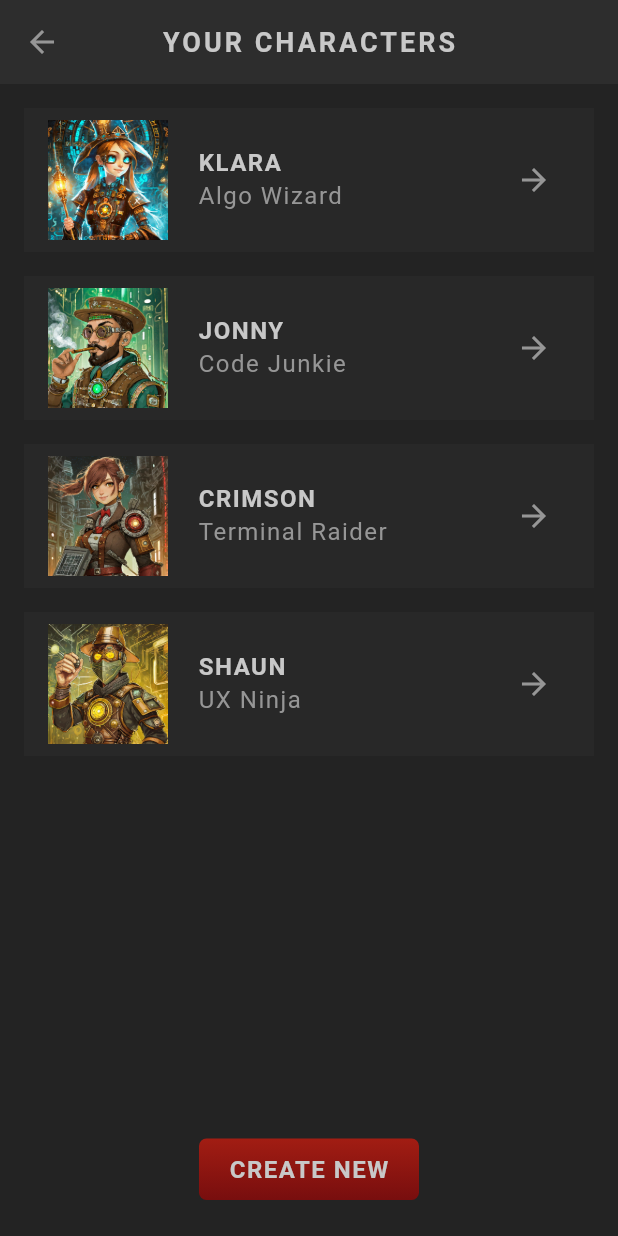
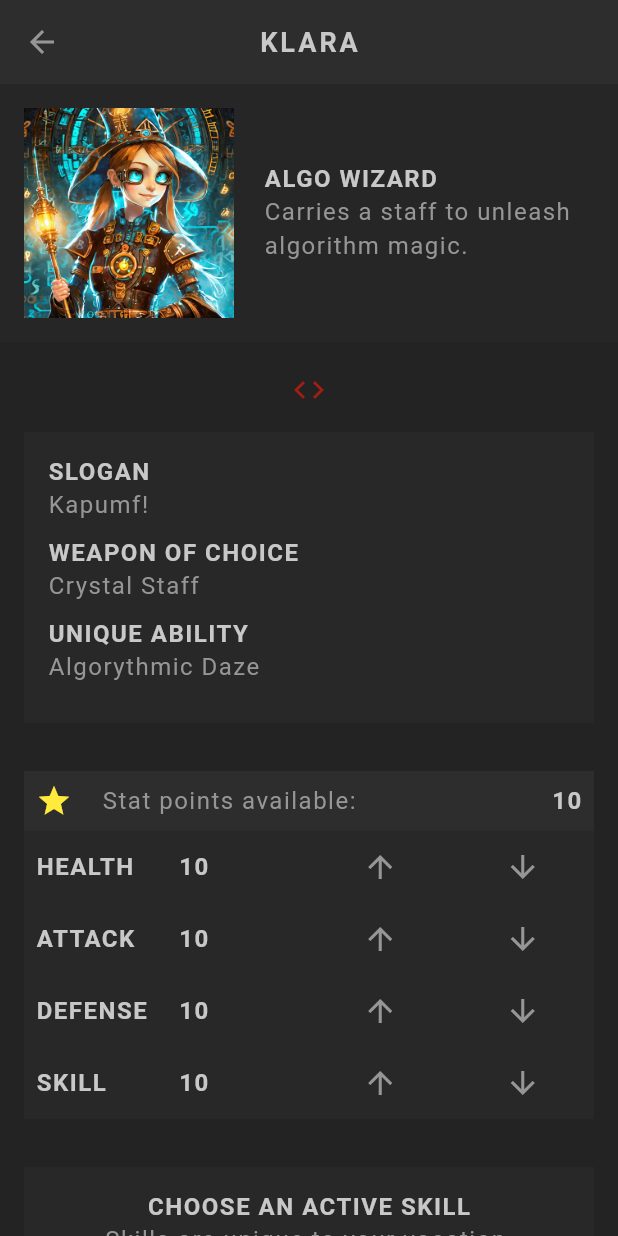
Before and after one commit to hanankadry/characters_cards, a Flutter app: the Home screen opened directly, after a tap on the "arrow forward" icon, on a phone screen of 412 x 824 dp. Run offline on Flutter 3.47's test engine with Material 3 defaults, Android fonts, the phone set to English and light mode, and no system bars; our stand-ins replace google_fonts; Roboto replaces fonts that are missing (Kanit).

Commit message:
adding profile

```diff
--- a/lib/main.dart
+++ b/lib/main.dart
@@ -1,9 +1,9 @@
-import 'package:characters_cards/screens/create/create.dart';
+import 'package:characters_cards/screens/home/home.dart';
 import 'package:characters_cards/theme.dart';
 import 'package:flutter/material.dart';
 
 void main() {
-  runApp(MaterialApp(theme: primaryTheme, home: const Create()));
+  runApp(MaterialApp(theme: primaryTheme, home: const Home()));
 }
 
 // sandbox
--- a/lib/screens/create/create.dart
+++ b/lib/screens/create/create.dart
@@ -1,6 +1,7 @@
 import 'package:characters_cards/models/character.dart';
 import 'package:characters_cards/models/vocation.dart';
 import 'package:characters_cards/screens/create/vocation_card.dart';
+import 'package:characters_cards/screens/home/home.dart';
 import 'package:characters_cards/shared/styled_button.dart';
 import 'package:characters_cards/shared/styled_text.dart';
 import 'package:characters_cards/theme.dart';
@@ -41,11 +42,47 @@
   // submit handler
   void handleSubmit() {
     if (_nameController.text.trim().isEmpty) {
-      // show error in dialog
+      showDialog(
+        context: context,
+        builder: (ctx) {
+          return AlertDialog(
+            title: const StyledHeading('Missing Character Name'),
+            content: const StyledText(
+              'Every good RPG character needs a great name...',
+            ),
+            actions: [
+              StyledButton(
+                onPressed: () {
+                  Navigator.pop(ctx);
+                },
+                child: const StyledHeading('Close'),
+              ),
+            ],
+            actionsAlignment: MainAxisAlignment.center,
+          );
+        },
+      );
+
       return;
     }
     if (_sloganController.text.trim().isEmpty) {
-      // show error in dialog
+      showDialog(
+        context: context,
+        builder: (ctx) {
+          return AlertDialog(
+            title: const StyledHeading('Missing Character Slogan'),
+            content: const StyledText('Remember to add a catchy saying...'),
+            actions: [
+              StyledButton(
+                onPressed: () => Navigator.pop(ctx),
+                child: const StyledHeading('Close'),
+              ),
+            ],
+            actionsAlignment: MainAxisAlignment.center,
+          );
+        },
+      );
+
       return;
     }
 
@@ -57,6 +94,8 @@
         id: uuid.v4(),
       ),
     );
+
+    Navigator.push(context, MaterialPageRoute(builder: (ctx) => const Home()));
   }
 
   @override
--- a/lib/screens/home/character_card.dart
+++ b/lib/screens/home/character_card.dart
@@ -1,4 +1,5 @@
 import 'package:characters_cards/models/character.dart';
+import 'package:characters_cards/screens/profile/profile.dart';
 import 'package:characters_cards/shared/styled_text.dart';
 import 'package:characters_cards/theme.dart';
 import 'package:flutter/material.dart';
@@ -34,7 +35,12 @@
 
             IconButton(
               onPressed: () {
-                // navigate to character profile screen
+                Navigator.push(
+                  context,
+                  MaterialPageRoute(
+                    builder: (ctx) => Profile(character: character),
+                  ),
+                );
               },
               icon: Icon(Icons.arrow_forward, color: AppColors.textColor),
             ),
--- /dev/null
+++ b/lib/screens/profile/profile.dart
@@ -0,0 +1,87 @@
+import 'package:characters_cards/models/character.dart';
+import 'package:characters_cards/screens/profile/skill_list.dart';
+import 'package:characters_cards/screens/profile/stats_table.dart';
+import 'package:characters_cards/shared/styled_text.dart';
+import 'package:characters_cards/theme.dart';
+import 'package:flutter/material.dart';
+
+class Profile extends StatelessWidget {
+  const Profile({super.key, required this.character});
+
+  final Character character;
+
+  @override
+  Widget build(BuildContext context) {
+    return Scaffold(
+      appBar: AppBar(title: StyledTitle(character.name)),
+      body: SingleChildScrollView(
+        child: Column(
+          crossAxisAlignment: CrossAxisAlignment.center,
+          children: [
+            // basic info - image, vocation, description
+            Container(
+              padding: const EdgeInsets.all(16),
+              color: AppColors.secondaryColor.withOpacity(0.3),
+              child: Row(
+                children: [
+                  Image.asset(
+                    'assets/img/vocations/${character.vocation.image}',
+                    width: 140,
+                    height: 140,
+                  ),
+                  const SizedBox(width: 20),
+                  Expanded(
+                    child: Column(
+                      crossAxisAlignment: CrossAxisAlignment.start,
+                      children: [
+                        StyledHeading(character.vocation.title),
+                        StyledText(character.vocation.description),
+                      ],
+                    ),
+                  ),
+                ],
+              ),
+            ),
+
+            // weapon and ability
+            const SizedBox(height: 20),
+            Center(child: Icon(Icons.code, color: AppColors.primaryColor)),
+
+            Padding(
+              padding: const EdgeInsets.all(16),
+              child: Container(
+                width: double.infinity,
+                padding: const EdgeInsets.all(16),
+                color: AppColors.secondaryColor.withOpacity(0.5),
+                child: Column(
+                  crossAxisAlignment: CrossAxisAlignment.start,
+                  children: [
+                    const StyledHeading('Slogan'),
+                    StyledText(character.slogan),
+                    const SizedBox(height: 10),
+                    const StyledHeading('Weapon of Choice'),
+                    StyledText(character.vocation.weapon),
+                    const SizedBox(height: 10),
+                    const StyledHeading('Unique Ability'),
+                    StyledText(character.vocation.ability),
+                    const SizedBox(height: 10),
+                  ],
+                ),
+              ),
+            ),
+
+            // stats & skills
+            Container(
+              alignment: Alignment.center,
+              child: Column(
+                children: [StatsTable(character), SkillList(character)],
+              ),
+            ),
+
+            // save button
+          ],
+        ),
+      ),
+    );
+  }
+}
--- /dev/null
+++ b/lib/screens/profile/skill_list.dart
@@ -0,0 +1,60 @@
+import 'package:characters_cards/models/character.dart';
+import 'package:characters_cards/models/skill.dart';
+import 'package:characters_cards/shared/styled_text.dart';
+import 'package:characters_cards/theme.dart';
+import 'package:flutter/material.dart';
+
+class SkillList extends StatefulWidget {
+  const SkillList(this.character, {super.key});
+
+  final Character character;
+
+  @override
+  State<SkillList> createState() => _SkillListState();
+}
+
+class _SkillListState extends State<SkillList> {
+  late List<Skill> availableSkills;
+
+  @override
+  void initState() {
+    availableSkills = allSkills.where((skill) {
+      return skill.vocation == widget.character.vocation;
+    }).toList();
+
+    super.initState();
+  }
+
+  @override
+  Widget build(BuildContext context) {
+    return Padding(
+      padding: const EdgeInsets.all(16),
+      child: Container(
+        padding: const EdgeInsets.all(16),
+        color: AppColors.secondaryColor.withOpacity(0.5),
+        child: Column(
+          children: [
+            const StyledHeading('Choose an active skill'),
+            const StyledText('Skills are unique to your vocation.'),
+            const SizedBox(height: 20),
+
+            Row(
+              mainAxisAlignment: MainAxisAlignment.center,
+              children: availableSkills.map((skill) {
+                return Container(
+                  margin: const EdgeInsets.all(5),
+                  padding: const EdgeInsets.all(2),
+                  child: Image.asset(
+                    'assets/img/skills/${skill.image}',
+                    width: 70,
+                  ),
+                );
+              }).toList(),
+            ),
+            const SizedBox(height: 10),
+          ],
+        ),
+      ),
+    );
+  }
+}
--- /dev/null
+++ b/lib/screens/profile/stats_table.dart
@@ -0,0 +1,107 @@
+import 'package:characters_cards/models/character.dart';
+import 'package:characters_cards/shared/styled_text.dart';
+import 'package:characters_cards/theme.dart';
+import 'package:flutter/material.dart';
+
+class StatsTable extends StatefulWidget {
+  const StatsTable(this.character, {super.key});
+
+  final Character character;
+
+  @override
+  State<StatsTable> createState() => _StatsTableState();
+}
+
+class _StatsTableState extends State<StatsTable> {
+  @override
+  Widget build(BuildContext context) {
+    return Padding(
+      padding: const EdgeInsets.all(16.0),
+      child: Column(
+        children: [
+          // available points
+          Container(
+            color: AppColors.secondaryColor,
+            padding: const EdgeInsets.all(8),
+            child: Row(
+              children: [
+                Icon(
+                  Icons.star,
+                  color: widget.character.points > 0
+                      ? Colors.yellow
+                      : Colors.grey,
+                ),
+                const SizedBox(width: 20),
+                const StyledText('Stat points available:'),
+                const Expanded(child: SizedBox()),
+                StyledHeading(widget.character.points.toString()),
+              ],
+            ),
+          ),
+
+          // stats table
+          Table(
+            children: widget.character.statsAsFormattedList.map((stat) {
+              return TableRow(
+                decoration: BoxDecoration(
+                  color: AppColors.secondaryColor.withOpacity(0.5),
+                ),
+                children: [
+                  // stat title (e.g. health)
+                  TableCell(
+                    verticalAlignment: TableCellVerticalAlignment.middle,
+                    child: Padding(
+                      padding: const EdgeInsets.all(8.0),
+                      child: StyledHeading(stat['title']!),
+                    ),
+                  ),
+
+                  // stat value
+                  TableCell(
+                    verticalAlignment: TableCellVerticalAlignment.middle,
+                    child: Padding(
+                      padding: const EdgeInsets.all(8.0),
+                      child: StyledHeading(stat['value']!),
+                    ),
+                  ),
+
+                  // icon to increase stat
+                  TableCell(
+                    verticalAlignment: TableCellVerticalAlignment.middle,
+                    child: IconButton(
+                      icon: Icon(
+                        Icons.arrow_upward,
+                        color: AppColors.textColor,
+                      ),
+                      onPressed: () {
+                        setState(() {
+                          widget.character.increaseStat(stat['title']!);
+                        });
+                      },
+                    ),
+                  ),
+
+                  // icon to decrease stat
+                  TableCell(
+                    verticalAlignment: TableCellVerticalAlignment.middle,
+                    child: GestureDetector(
+                      child: Icon(
+                        Icons.arrow_downward,
+                        color: AppColors.textColor,
+                      ),
+                      onTap: () {
+                        setState(() {
+                          widget.character.decreaseStat(stat['title']!);
+                        });
+                      },
+                    ),
+                  ),
+                ],
+              );
+            }).toList(),
+          ),
+        ],
+      ),
+    );
+  }
+}
--- a/lib/theme.dart
+++ b/lib/theme.dart
@@ -64,4 +64,10 @@
     labelStyle: TextStyle(color: AppColors.textColor),
     prefixIconColor: AppColors.textColor,
   ),
+
+  // dialog theme
+  dialogTheme: DialogThemeData(
+    backgroundColor: AppColors.secondaryAccent,
+    surfaceTintColor: AppColors.secondaryAccent,
+  ),
 );
```
